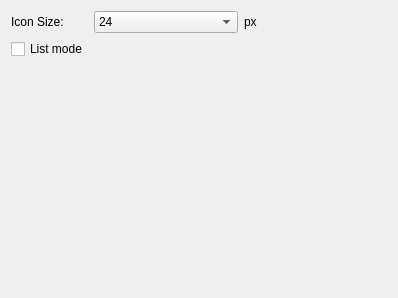
Qt form scripts/Widgets/CadToolMatrix/PreferencesPage.ui (qcad/qcad) before a commit.
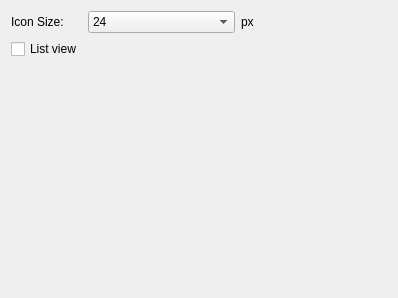
The same form after that commit.

Diff of the .ui file:
```diff
--- a/scripts/Widgets/CadToolMatrix/PreferencesPage.ui
+++ b/scripts/Widgets/CadToolMatrix/PreferencesPage.ui
@@ -122,7 +122,7 @@
    <item row="1" column="0">
     <widget class="QCheckBox" name="ListViewMode">
      <property name="text">
-      <string>List mode</string>
+      <string>List view</string>
      </property>
     </widget>
    </item>
```
